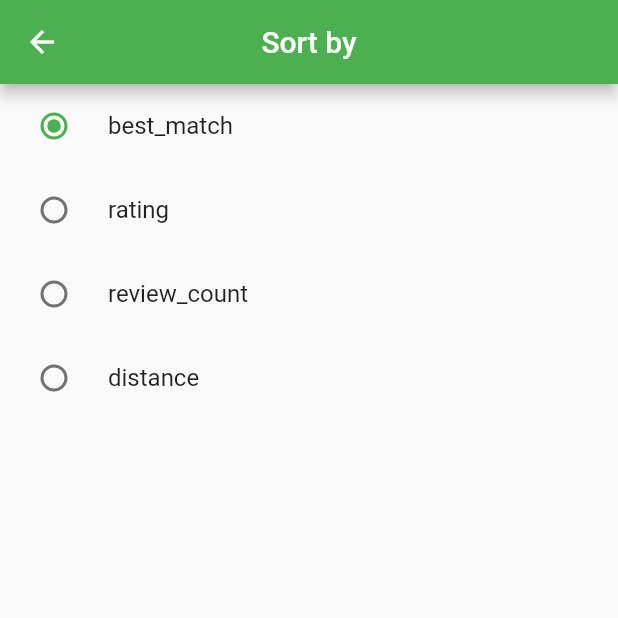
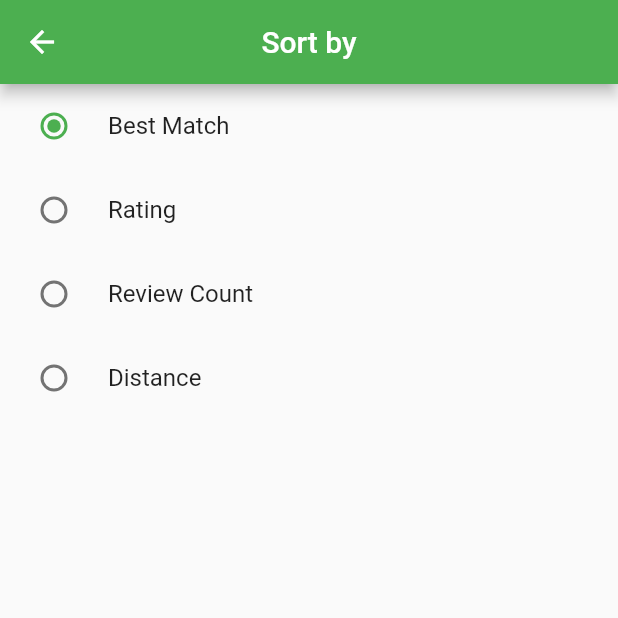
Before and after one commit to guava-food/guava-refactor, a Flutter app: the SortByPage screen opened by its route, on a phone screen of 412 x 824 dp, the top half of it. Run offline on Flutter 3.47's test engine with Material 2 defaults, Android fonts, the phone set to English and light mode, and no system bars; our stand-ins replace cached_network_image, flutter_rating_bar, geolocator, settings_ui.

Commit message:
UI changes

```diff
--- a/lib/data_files/gua_globals.dart
+++ b/lib/data_files/gua_globals.dart
@@ -4,6 +4,7 @@ double gpsLongitude = -1;
 bool openNow = false;
 double searchRadius = -1;
 String sortBy = "best_match";
+String sortByUI = "Best Match";
 String cuisine = "";
 String pricesAllowedNums = "";
 String pricesAllowedSyms = "";
--- a/lib/main.dart
+++ b/lib/main.dart
@@ -263,7 +263,7 @@ class _MyHomePageState extends State<MyHomePage> {
                   Navigator.pushNamed(context, "/sortby").then(_onGoBack);
                 },
                 description:
-                    sortBy == "-1" ? Text("No preference") : Text(sortBy)),
+                    sortBy == "-1" ? Text("No preference") : Text(sortByUI)),
             SettingsTile.navigation(
               leading: Icon(Icons.directions_walk),
               title: Text('Search radius'),
--- a/lib/search_prefs/sort_by.dart
+++ b/lib/search_prefs/sort_by.dart
@@ -18,6 +18,13 @@ class _SortByPageState extends State<SortByPage> {
     "distance"
   ];
 
+  final List<String> _sortByNames = [
+    "Best Match",
+    "Rating",
+    "Review Count",
+    "Distance"
+  ];
+
   @override
   Widget build(BuildContext context) {
     return Scaffold(
@@ -29,12 +36,13 @@ class _SortByPageState extends State<SortByPage> {
         child: ListView.builder(
           itemBuilder: (BuildContext context, int index) {
             return RadioListTile(
-                title: Text(_sortByList[index]),
+                title: Text(_sortByNames[index]),
                 value: _sortByList[index],
                 groupValue: sortBy,
                 onChanged: (value) {
                   setState(() {
                     sortBy = _sortByList[index];
+                    sortByUI = _sortByNames[index];
                   });
                 });
           },
```
